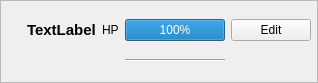
First picture: the form in app/view/forms/bosspanel.ui, repository r0nd0ud0u/qt-rpg, before the edit.
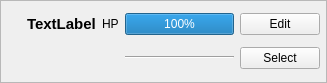
Second picture: the form after the edit.

```diff
--- a/app/view/forms/bosspanel.ui
+++ b/app/view/forms/bosspanel.ui
@@ -6,7 +6,7 @@
    <rect>
     <x>0</x>
     <y>0</y>
-    <width>318</width>
+    <width>327</width>
     <height>83</height>
    </rect>
   </property>
@@ -158,6 +158,13 @@
            </property>
           </widget>
          </item>
+         <item row="1" column="4">
+          <widget class="QPushButton" name="selectPushButton">
+           <property name="text">
+            <string>Select</string>
+           </property>
+          </widget>
+         </item>
         </layout>
        </widget>
       </item>
```
